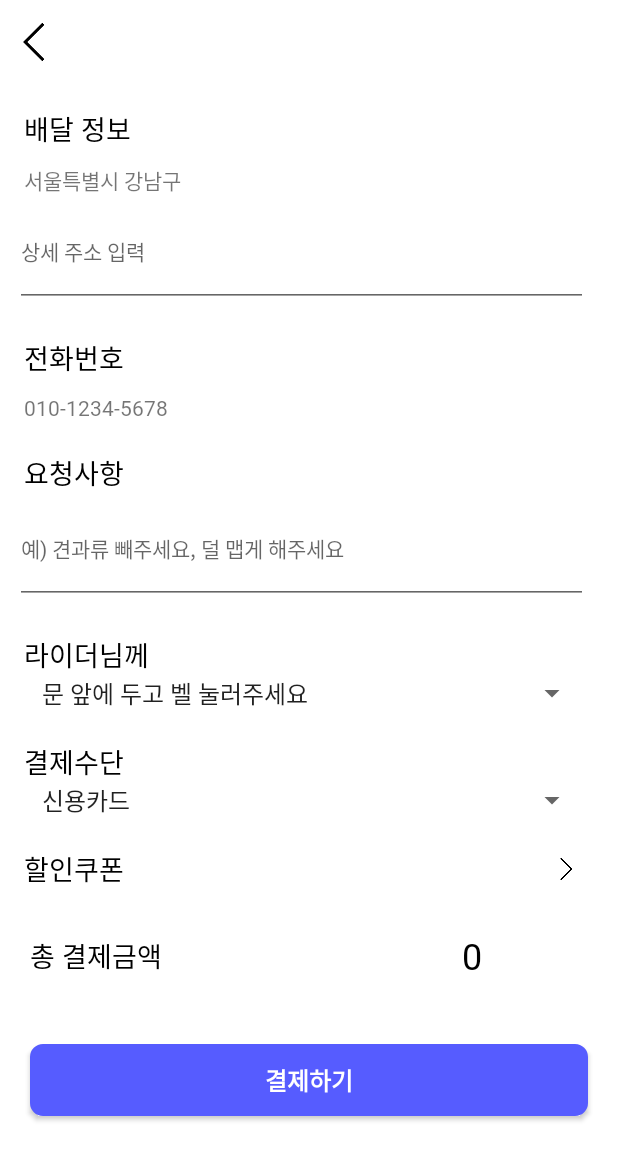
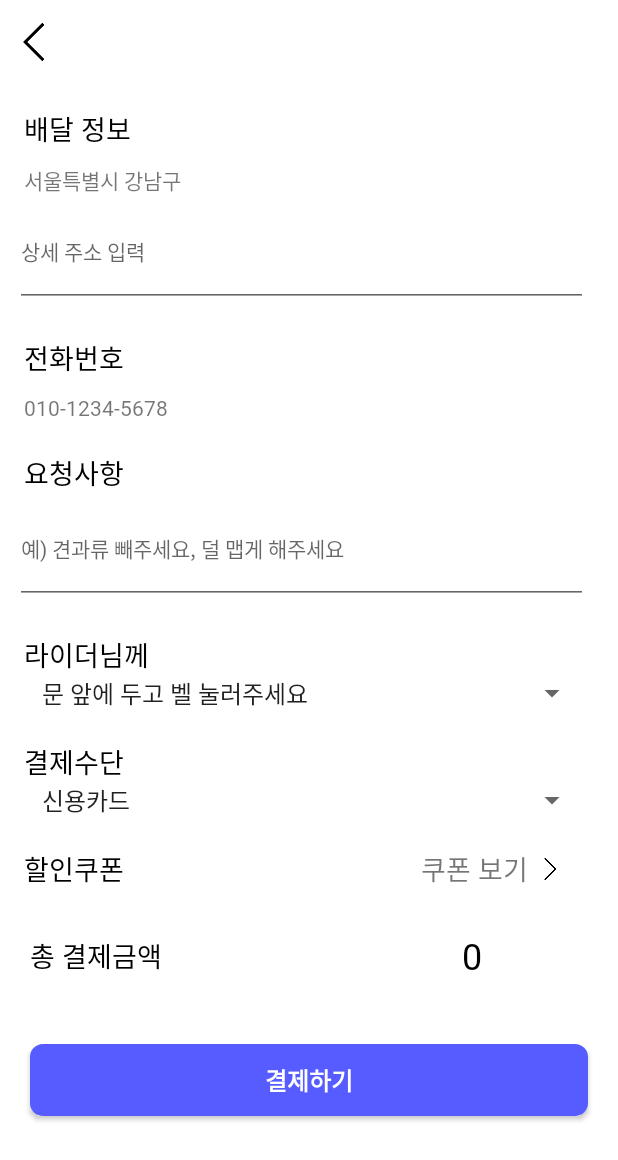
Before and after one commit to DBP-DeliveryService/DeliveryService_Android, an Android app: the fragment OrderFragment placed in its activity, on a phone screen of 412 x 824 dp. Shown: the top 1160 px of the screen. Run offline under Robolectric (Android 15) with nearby library versions, the phone set to English and light mode, and no system bars; our stand-ins replace data binding; libraries missing offline, so code that uses them is left out: com.orhanobut.logger, jp.wasabeef.glide; network calls fail; pictures from the network do not load; 2 statements that could not run were skipped.

Commit message:
Update fragment_order.xml

```diff
--- a/DeliveryService/app/src/main/res/layout/fragment_order.xml
+++ b/DeliveryService/app/src/main/res/layout/fragment_order.xml
@@ -201,6 +201,17 @@
             android:layout_marginStart="16dp"
             style="@style/bm_default"/>
 
+        <TextView
+            android:id="@+id/tv_discount"
+            android:layout_width="wrap_content"
+            android:layout_height="wrap_content"
+            android:text="쿠폰 보기"
+            android:textSize="18sp"
+            app:layout_constraintEnd_toStartOf="@id/ib_coupon"
+            app:layout_constraintTop_toTopOf="@id/tv_coupon"
+            app:layout_constraintBottom_toBottomOf="@id/tv_coupon"
+            style="@style/bm_default"/>
+
         <ImageButton
             android:id="@+id/ib_coupon"
             android:layout_width="28dp"
@@ -208,10 +219,10 @@
             android:scaleType="centerCrop"
             android:src="@drawable/ic_arrow_forward"
             android:background="#00FFFFFF"
-            android:layout_marginStart="280dp"
-            app:layout_constraintStart_toEndOf="@id/tv_coupon"
-            app:layout_constraintTop_toTopOf="@id/tv_coupon"
-            app:layout_constraintBottom_toBottomOf="@id/tv_coupon"
+            android:layout_marginStart="-60dp"
+            app:layout_constraintStart_toEndOf="parent"
+            app:layout_constraintTop_toTopOf="@id/tv_discount"
+            app:layout_constraintBottom_toBottomOf="@id/tv_discount"
             tools:ignore="ContentDescription" />
 
         <TextView
```
